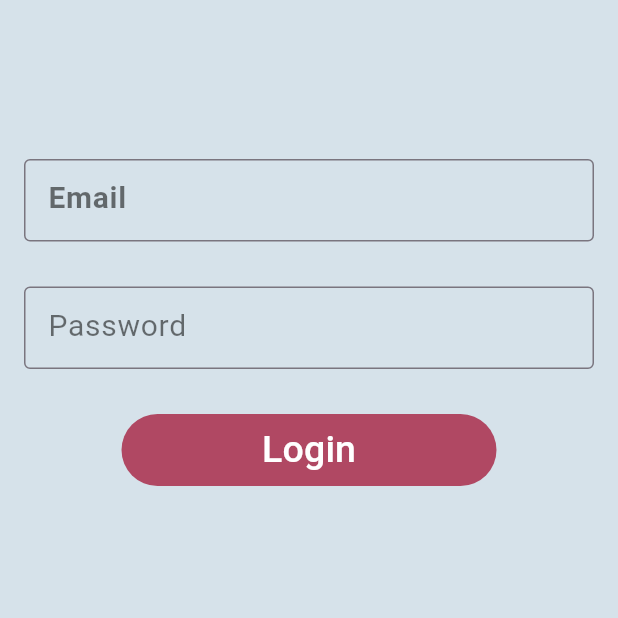
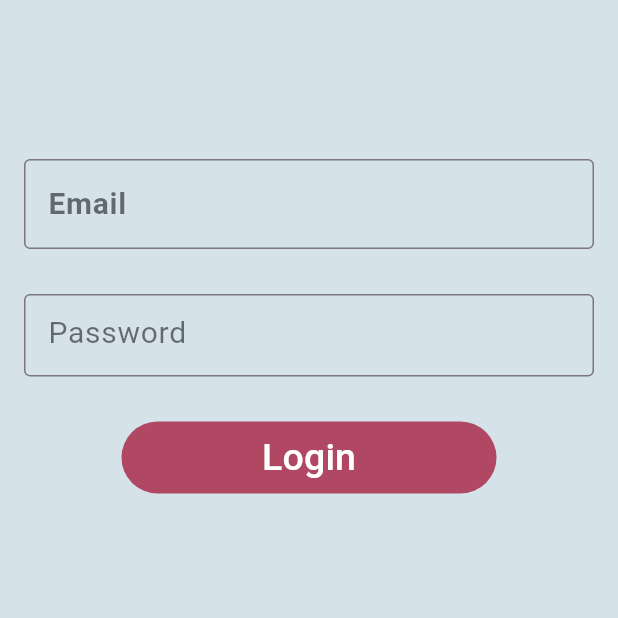
Before and after one commit to mohsinnaqvi606/flutter_rive, a Flutter app: the screen it shows after launch, on a phone screen of 412 x 824 dp, the top half of it. Run offline on Flutter 3.47's test engine with Material 3 defaults, Android fonts, the phone set to English and light mode, and no system bars; our stand-ins replace rive; statements that could not run were skipped.

Commit message:
removed glitch

```diff
--- a/lib/screen/login.dart
+++ b/lib/screen/login.dart
@@ -97,12 +97,13 @@ class _LoginScreenState extends State<LoginScreen> {
               ),
             const SizedBox(height: 50),
             SizedBox(
-              height: 55,
+              height: 60,
               child: TextFormField(
                 onTap: lookAround,
                 onChanged: ((value) => moveEyes(value)),
                 onTapOutside: (event) {
                   FocusScope.of(context).requestFocus(FocusNode());
+                  isChecking?.change(false);
                 },
                 maxLines: 1,
                 controller: emailController,
```
